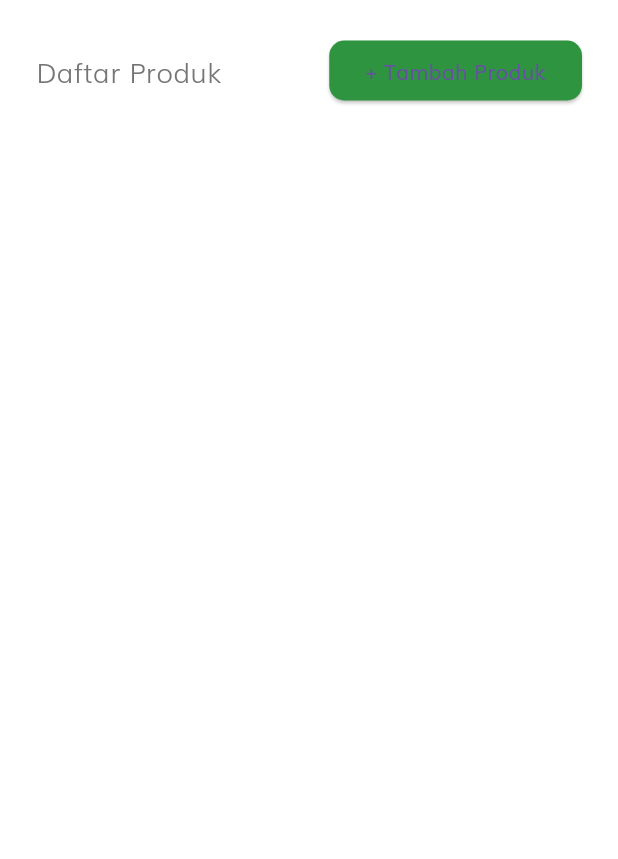
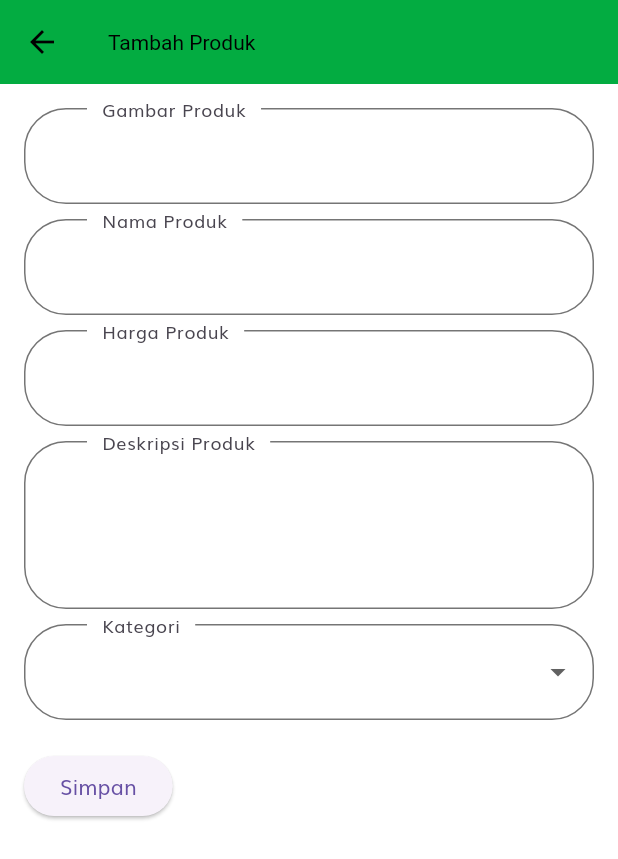
Before and after one commit to AnjasArd/Project_TengkulakuApp, a Flutter app: the KelolaProduk screen opened directly, after a tap on "+ Tambah Produk", on a phone screen of 412 x 824 dp. Shown: the top 859 px of the screen. Run offline on Flutter 3.47's test engine with Material 3 defaults, Android fonts, the phone set to English and light mode, and no system bars; our stand-ins replace cloud_firestore, firebase_auth, firebase_core, flutter_iconly, flutter_svg; accounts and stored records are empty.

Commit message:
nambah delete

```diff
--- /dev/null
+++ b/lib/screens/TambahProduk.dart
@@ -0,0 +1,118 @@
+import 'package:flutter/material.dart';
+import 'package:cloud_firestore/cloud_firestore.dart';
+import 'package:project_tengkulaku_app/screens/kelola_produk.dart';
+
+class TambahProduk extends StatelessWidget {
+  TambahProduk({Key? key}) : super(key: key);
+
+  // Variables to hold form field values
+  String gambar = '';
+  String nama = '';
+  double harga = 0.0;
+  String deskripsi = '';
+  String kategori = '';
+
+  // Method to save data to Firestore
+  Future<void> _saveProduct(String gambar, String nama, double harga, String deskripsi, String kategori, BuildContext context) async {
+    try {
+      // Get a reference to the 'produk' collection in Firestore
+      CollectionReference produkCollection = FirebaseFirestore.instance.collection('produk');
+
+      // Add product data to Firestore
+      await produkCollection.add({
+        'gambar': gambar,
+        'nama': nama,
+        'harga': harga,
+        'deskripsi': deskripsi,
+        'kategori': kategori,
+      });
+
+      // Display success message if the save is successful
+      print('Produk berhasil disimpan ke Firestore');
+
+      // Return to the KelolaProduk screen after successful save
+      Navigator.pushReplacement(context, MaterialPageRoute(builder: (context) => KelolaProduk()));
+    } catch (e) {
+      // Display error message if there is a problem
+      print('Error: $e');
+    }
+  }
+
+  @override
+  Widget build(BuildContext context) {
+    return Scaffold(
+      appBar: AppBar(
+        title: const Text('Tambah Produk'),
+      ),
+      body: Padding(
+        padding: const EdgeInsets.all(16.0),
+        child: Column(
+          crossAxisAlignment: CrossAxisAlignment.start,
+          children: [
+            // Image field
+            TextFormField(
+              decoration: InputDecoration(labelText: 'Gambar Produk'),
+              onChanged: (value) {
+                gambar = value;
+              },
+            ),
+            SizedBox(height: 10),
+
+            // Product name field
+            TextFormField(
+              decoration: InputDecoration(labelText: 'Nama Produk'),
+              onChanged: (value) {
+                nama = value;
+              },
+            ),
+            SizedBox(height: 10),
+
+            // Price field
+            TextFormField(
+              decoration: InputDecoration(labelText: 'Harga Produk'),
+              keyboardType: TextInputType.number,
+              onChanged: (value) {
+                harga = double.tryParse(value) ?? 0.0;
+              },
+            ),
+            SizedBox(height: 10),
+
+            // Description field
+            TextFormField(
+              decoration: InputDecoration(labelText: 'Deskripsi Produk'),
+              maxLines: 3,
+              onChanged: (value) {
+                deskripsi = value;
+              },
+            ),
+            SizedBox(height: 10),
+
+            // Category field
+            DropdownButtonFormField<String>(
+              decoration: InputDecoration(labelText: 'Kategori'),
+              items: ['Sayur', 'Buah'].map((String category) {
+                return DropdownMenuItem<String>(
+                  value: category,
+                  child: Text(category),
+                );
+              }).toList(),
+              onChanged: (String? value) {
+                kategori = value ?? '';
+              },
+            ),
+            SizedBox(height: 20),
+
+            // Save button
+            ElevatedButton(
+              onPressed: () {
+                // Call the method to save data to Firestore
+                _saveProduct(gambar, nama, harga, deskripsi, kategori, context);
+              },
+              child: Text('Simpan'),
+            ),
+          ],
+        ),
+      ),
+    );
+  }
+}
--- a/lib/screens/kelola_produk.dart
+++ b/lib/screens/kelola_produk.dart
@@ -1,36 +1,97 @@
 import 'package:flutter/material.dart';
+import 'package:cloud_firestore/cloud_firestore.dart';
+import 'package:project_tengkulaku_app/screens/TambahProduk.dart';
 
-class KelolaProduk extends StatelessWidget {
+class KelolaProduk extends StatefulWidget {
   const KelolaProduk({Key? key}) : super(key: key);
+
+  @override
+  _KelolaProdukState createState() => _KelolaProdukState();
+}
+
+class _KelolaProdukState extends State<KelolaProduk> {
+  late List<Map<String, dynamic>> productList;
+  bool isLoading = true;
+  late QuerySnapshot<Map<String, dynamic>> productSnapshot;
+
+  @override
+  void initState() {
+    super.initState();
+    fetchData();
+  }
+
+  // Function to get product data from Firestore
+  Future<void> fetchData() async {
+    try {
+      setState(() {
+        isLoading = true;
+      });
+
+      productSnapshot =
+          await FirebaseFirestore.instance.collection('produk').get();
+
+      productList = productSnapshot.docs.map((doc) {
+        return doc.data();
+      }).toList();
+
+      setState(() {
+        isLoading = false;
+      }); // Trigger a rebuild after fetching data
+    } catch (e) {
+      print('Error fetching data from Firestore: $e');
+      setState(() {
+        isLoading = false;
+      });
+      throw e;
+    }
+  }
+
+  // Function to delete a product
+  Future<void> deleteProduct(String productId) async {
+    try {
+      await FirebaseFirestore.instance
+          .collection('produk')
+          .doc(productId)
+          .delete();
+      fetchData(); // Refresh data after deletion
+    } catch (e) {
+      print('Error deleting product: $e');
+      throw e;
+    }
+  }
 
   @override
   Widget build(BuildContext context) {
     return Scaffold(
-      // appBar: AppBar(
-      //   title: Text('Kelola Produk'),
-      // ),
-      body: ListView(
-        padding: EdgeInsets.symmetric(horizontal: 16.0, vertical: 15),
+      body: SingleChildScrollView(
+        child: Padding(
+          padding: const EdgeInsets.all(8.0),
+          child: Column(
+            crossAxisAlignment: CrossAxisAlignment.start,
             children: [
-          Padding(
-            padding: const EdgeInsets.all(8.0),
-            child: Row(
+              Row(
                 mainAxisAlignment: MainAxisAlignment.spaceBetween,
                 children: [
                   Text(
                     'Daftar Produk',
-                  style: TextStyle(fontSize: 18.0, fontWeight: FontWeight.w200),
+                    style:
+                        TextStyle(fontSize: 18.0, fontWeight: FontWeight.w200),
                   ),
                   ElevatedButton(
-                  onPressed: () {
+                    onPressed: () async {
+                      await Navigator.push(
+                        context,
+                        MaterialPageRoute(
+                          builder: (context) => TambahProduk(),
+                        ),
+                      );
 
-                    // Tambahkan logika tombol di sini
-
+                      // Trigger a rebuild after returning from TambahProduk
+                      fetchData();
                     },
                     child: Text('+ Tambah Produk'),
                     style: ElevatedButton.styleFrom(
                       primary: Color.fromARGB(255, 47, 148, 63),
-                    // Change the background color of the button
                       shape: RoundedRectangleBorder(
                         borderRadius: BorderRadius.circular(10),
                       ),
@@ -38,8 +99,53 @@ class KelolaProduk extends StatelessWidget {
                   ),
                 ],
               ),
+              SizedBox(height: 10),
+              // Display list of products using ListView.builder
+              Container(
+                height: MediaQuery.of(context).size.height -
+                    150, // Adjust the height as needed
+                child: isLoading
+                    ? Center(child: CircularProgressIndicator())
+                    : ListView.builder(
+                        itemCount: productList.length,
+                        itemBuilder: (context, index) {
+                          Map<String, dynamic> product = productList[index];
+
+                          return Card(
+                            child: ListTile(
+                              title: Text(product['nama'] ?? ''),
+                              subtitle: Column(
+                                crossAxisAlignment: CrossAxisAlignment.start,
+                                children: [
+                                  Text('Harga: ${product['harga'] ?? ''}'),
+                                  Text(
+                                      'Kategori: ${product['kategori'] ?? ''}'),
+                                  Text(
+                                      'Deskripsi: ${product['deskripsi'] ?? ''}'),
+                                ],
+                              ),
+                              leading: Image.network(
+                                product['gambar'] ?? '',
+                                width: 30,
+                                height: 30,
+                                fit: BoxFit.cover,
+                              ),
+                              trailing: IconButton(
+                                icon: Icon(Icons.delete),
+                                onPressed: () {
+                                  // Call the deleteProduct function with the product's document ID
+                                  deleteProduct(productSnapshot.docs[index].id);
+                                },
+                              ),
+                              // Add more details or customize as needed
+                            ),
+                          );
+                        },
+                      ),
               ),
             ],
+          ),
+        ),
       ),
     );
   }
```
Also changed, not shown: lib/screens/UpdateData.dart (added, +124 -0 lines), lib/firebase_options.dart, 3 other files. Lines whose indentation alone changed are shown as unchanged.
